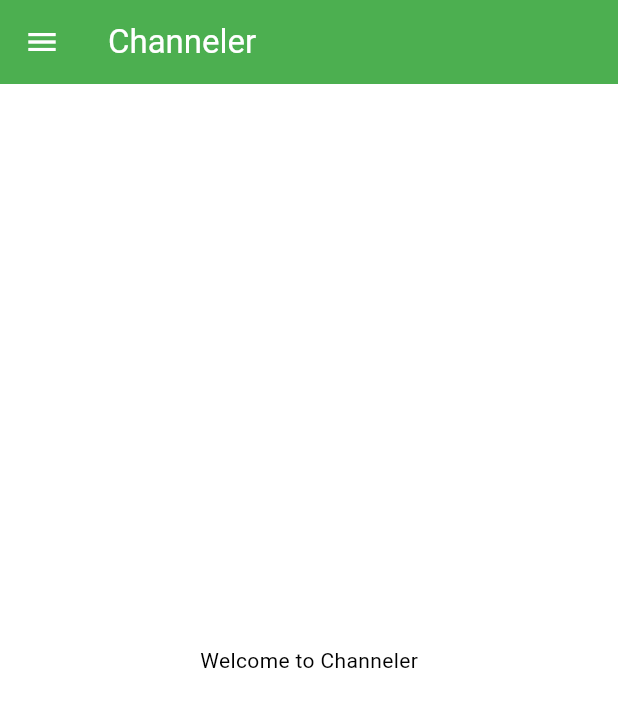
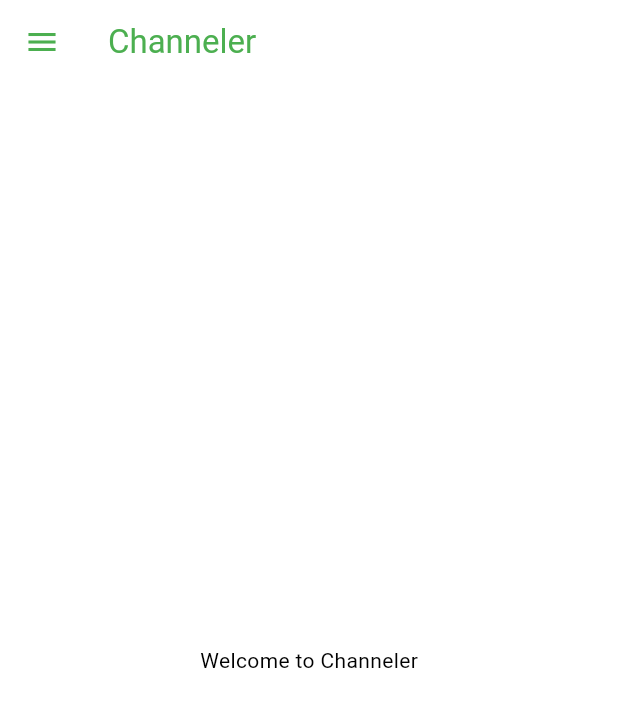
Before and after one commit to flutter-preview/AravindIM-channeler-app, a Flutter app: the screen it shows after launch, on a phone screen of 412 x 824 dp. Shown: the top 707 px of the screen. Run offline on Flutter 3.47's test engine with Material 2 defaults, Android fonts, the phone set to English and light mode, and no system bars.

Commit message:
Update: Theme

```diff
--- a/lib/main.dart
+++ b/lib/main.dart
@@ -40,9 +40,10 @@ class _MyHomePageState extends State<MyHomePage> {
   Widget build(BuildContext context) {
     return Scaffold(
       appBar: AppBar(
-        backgroundColor: Theme.of(context).colorScheme.primary,
-        foregroundColor: Theme.of(context).colorScheme.onPrimary,
-        title: Text(widget.title),
+        foregroundColor: Theme.of(context).colorScheme.primary,
+        title: Text(
+          widget.title,
+        ),
       ),
       drawer: const SideMenu(),
       body: const Center(
```
Also changed, not shown: lib/widgets/side_menu.dart (+12 -9 lines).
